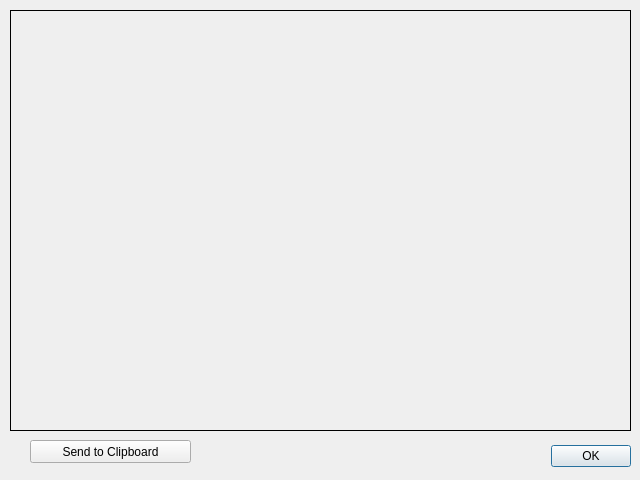
The window that help.ui (snelweg/7i96) describes before a commit, drawn with Qt 5.
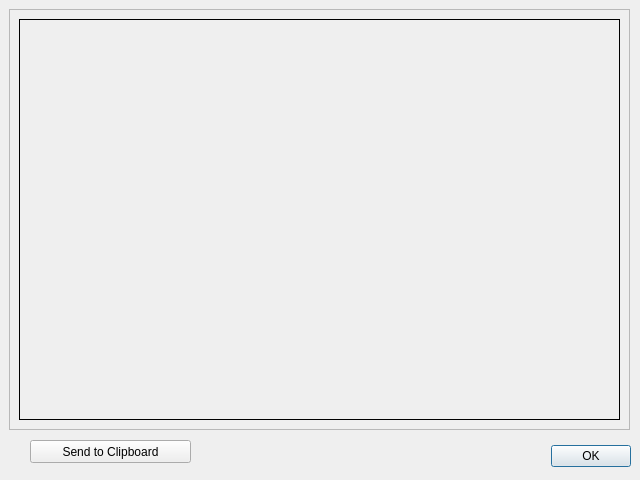
The same window after the commit.

Commit message: add more help information

What changed in the file:
```diff
--- a/help.ui
+++ b/help.ui
@@ -29,15 +29,43 @@
     <set>QDialogButtonBox::Ok</set>
    </property>
   </widget>
-  <widget class="QLabel" name="label">
+  <widget class="QPushButton" name="toClipboard">
    <property name="geometry">
     <rect>
-     <x>10</x>
-     <y>10</y>
+     <x>30</x>
+     <y>440</y>
+     <width>161</width>
+     <height>23</height>
+    </rect>
+   </property>
+   <property name="text">
+    <string>Send to Clipboard</string>
+   </property>
+  </widget>
+  <widget class="QScrollArea" name="scrollArea">
+   <property name="geometry">
+    <rect>
+     <x>9</x>
+     <y>9</y>
      <width>621</width>
      <height>421</height>
     </rect>
    </property>
+   <property name="widgetResizable">
+    <bool>true</bool>
+   </property>
+   <widget class="QWidget" name="scrollAreaWidgetContents">
+    <property name="geometry">
+     <rect>
+      <x>0</x>
+      <y>0</y>
+      <width>619</width>
+      <height>419</height>
+     </rect>
+    </property>
+    <layout class="QHBoxLayout" name="horizontalLayout">
+     <item>
+      <widget class="QLabel" name="label">
    <property name="frameShape">
     <enum>QFrame::Box</enum>
    </property>
@@ -51,18 +79,9 @@
     <set>Qt::AlignLeading|Qt::AlignLeft|Qt::AlignTop</set>
    </property>
   </widget>
-  <widget class="QPushButton" name="toClipboard">
-   <property name="geometry">
-    <rect>
-     <x>30</x>
-     <y>440</y>
-     <width>161</width>
-     <height>23</height>
-    </rect>
-   </property>
-   <property name="text">
-    <string>Send to Clipboard</string>
-   </property>
+     </item>
+    </layout>
+   </widget>
   </widget>
  </widget>
  <resources/>
```
Lines whose indentation alone changed are shown as unchanged. The commit also changes 6 other files.
